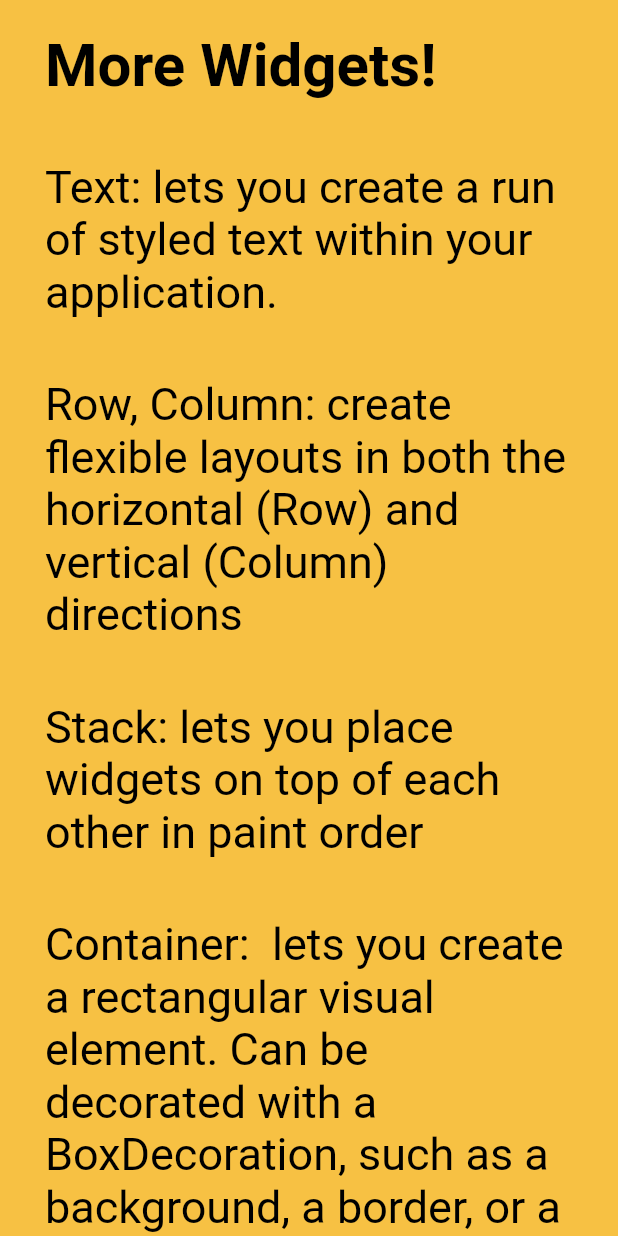
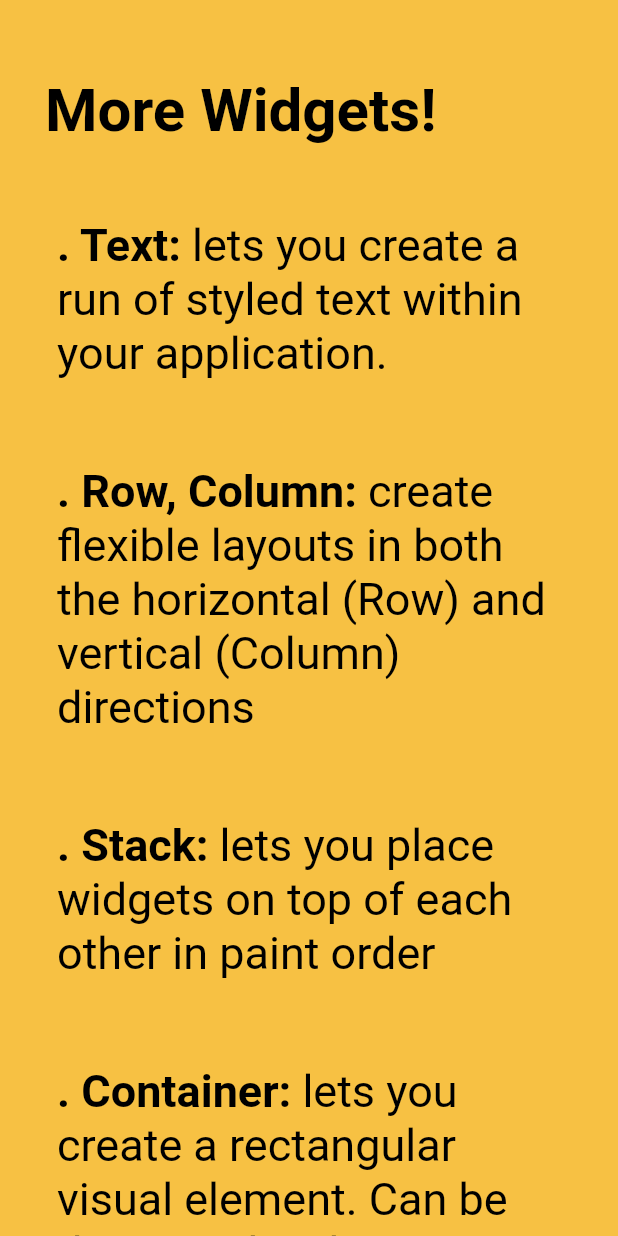
Before and after one commit to Nachodlv/flutter-web-presentation, a Flutter app: the screen it shows after launch, swiped to page 4, on a phone screen of 412 x 824 dp. Run offline on Flutter 3.47's test engine with Material 2 defaults, Android fonts, the phone set to English and light mode, and no system bars; drawn by our look-alikes of flutter_html; our stand-ins replace flutter_highlight; Roboto replaces fonts that are missing (Calibri); project files that could hold a hidden picture were left out.

Commit message:
Add more slides

```diff
--- a/lib/widgets-examples/basic-widgets.dart
+++ b/lib/examples/basic-widgets.dart
@@ -9,12 +9,12 @@ class MyScaffold extends StatelessWidget {
         MyAppBar(
           title: Text(
             'More Widgets!',
-            style: Theme.of(context).primaryTextTheme.headline6,
+            style: Theme.of(context).primaryTextTheme.headline4,
           ),
         ),
         Expanded(
           child: Center(
-            child: Text('Hello, world!'),
+            child: Text('Hello, world!', style: TextStyle(fontSize: 40),),
           ),
         ),
       ],
@@ -32,7 +32,7 @@ class MyAppBar extends StatelessWidget {
   @override
   Widget build(BuildContext context) {
     return Container(
-      height: 56.0, // in logical pixels
+      height: 100, // in logical pixels
       padding: const EdgeInsets.symmetric(horizontal: 8.0),
       decoration: BoxDecoration(color: Colors.blue[500]),
       // Row is a horizontal, linear layout.
--- /dev/null
+++ b/lib/slides/more-widgets-slide.dart
@@ -0,0 +1,15 @@
+import 'package:flutter/cupertino.dart';
+import 'package:hello_world/slides/slides-presets/normal-slide.dart';
+
+class MoreWidgetsSlide extends StatelessWidget {
+  @override
+  Widget build(BuildContext context) {
+    return NormalSlide(title: "More Widgets!", paragraphs: [
+      "<b>. Text:</b> lets you create a run of styled text within your application.",
+      "<b>. Row, Column:</b> create flexible layouts in both the horizontal (Row) and vertical (Column) directions",
+      "<b>. Stack:</b> lets you place widgets on top of each other in paint order",
+      "<b>. Container:</b>  lets you create a rectangular visual element. Can be decorated with a BoxDecoration, such as a background, a border, or a shadow"
+    ]);
+  }
+
+}
--- a/lib/slides/slides-presets/normal-slide.dart
+++ b/lib/slides/slides-presets/normal-slide.dart
@@ -1,5 +1,5 @@
 import 'package:flutter/material.dart';
-import 'package:hello_world/widgets/dart-code.dart';
+import 'package:flutter_html/flutter_html.dart';
 
 class NormalSlide extends StatelessWidget {
   final String title;
@@ -17,7 +17,7 @@ class NormalSlide extends StatelessWidget {
             crossAxisAlignment: CrossAxisAlignment.start,
             children: <Widget>[
               Padding(
-                padding: EdgeInsets.symmetric(vertical: 20, horizontal: 30),
+                padding: EdgeInsets.fromLTRB(30, 50, 30, 20),
                 child: Text(title,
                     style: TextStyle(
                         color: Colors.black,
@@ -29,10 +29,9 @@ class NormalSlide extends StatelessWidget {
                 children: <Widget>[
                   ...paragraphs.map((text) => Padding(
                       padding: EdgeInsets.symmetric(vertical: 20,  horizontal: 30),
-                      child: Text(
-                        text,
-                        style: TextStyle(color: Colors.black, fontSize: 30),
-                        textAlign: TextAlign.left,
+                      child: Html(
+                        data: text,
+                        defaultTextStyle: TextStyle(color: Colors.black, fontSize: 30),
                       )))
                 ],
               )
--- a/lib/slides/third-slide.dart
+++ /dev/null
@@ -1,15 +0,0 @@
-import 'package:flutter/cupertino.dart';
-import 'package:hello_world/slides/slides-presets/normal-slide.dart';
-
-class ThirdSlide extends StatelessWidget {
-  @override
-  Widget build(BuildContext context) {
-    return NormalSlide(title: "More Widgets!", paragraphs: [
-      "Text: lets you create a run of styled text within your application.",
-      "Row, Column: create flexible layouts in both the horizontal (Row) and vertical (Column) directions",
-      "Stack: lets you place widgets on top of each other in paint order",
-      "Container:  lets you create a rectangular visual element. Can be decorated with a BoxDecoration, such as a background, a border, or a shadow"
-    ]);
-  }
-
-}
--- a/lib/widgets/dart-code.dart
+++ b/lib/widgets/dart-code.dart
@@ -6,7 +6,7 @@ class DartCode extends StatelessWidget {
   final String code;
   final double fontSize;
 
-  DartCode(this.code, this.fontSize);
+  DartCode(String code, this.fontSize): this.code = code.replaceAll(' ', ' ' * 2);
 
   @override
   Widget build(BuildContext context) {
--- a/pubspec.yaml
+++ b/pubspec.yaml
@@ -28,6 +28,7 @@ dependencies:
   # Use with the CupertinoIcons class for iOS style icons.
   cupertino_icons: ^0.1.3
   flutter_highlight: ^0.6.0
+  flutter_html: ^0.8.2
 
 dev_dependencies:
   flutter_test:
```
Also changed, not shown: lib/examples/counter.dart (renamed from lib/counter.dart, +14 -1 lines), lib/main.dart (+26 -19 lines), lib/slides/navigation-slide.dart (added, +41 -0 lines), lib/slides/slides-presets/slide-two-sides.dart (+4 -3 lines), lib/slides/statefull-slide.dart (added, +45 -0 lines), lib/slides/widgets-slide.dart (renamed from lib/slides/second-slide.dart, +4 -6 lines), lib/examples/form-validation.dart (renamed from lib/form-validation.dart), lib/examples/hello-world.dart (renamed from lib/widgets-examples/hello-world.dart), pubspec.lock.
